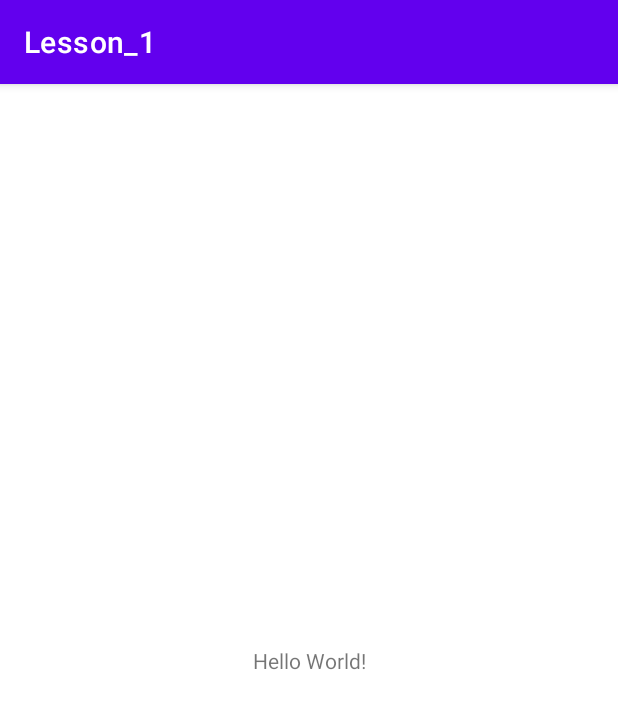
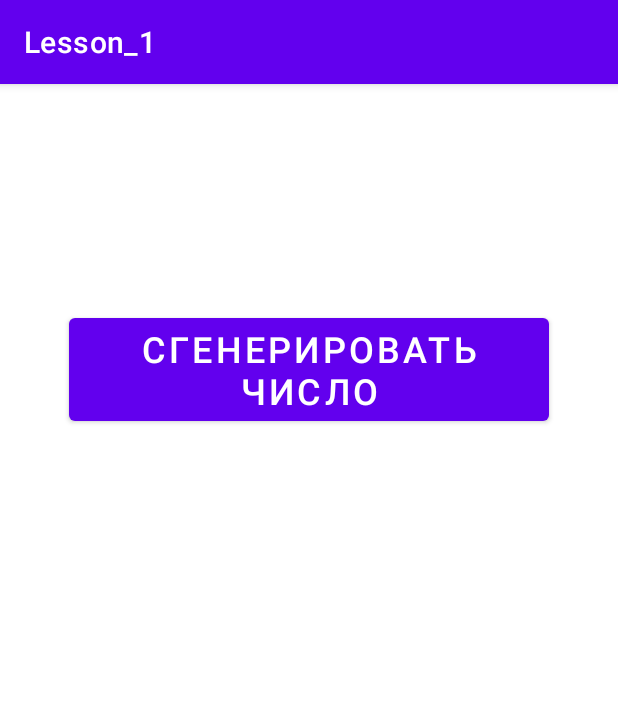
Before and after one commit to PK4US/Section_10, an Android app: the screen it shows after launch (MainActivity), on a phone screen of 412 x 824 dp. Shown: the top 709 px of the screen. Run offline under Robolectric (Android 15) with nearby library versions, the phone set to English and light mode, and no system bars.

Commit message:
Урок 1. Создание фрагмента

```diff
--- a/Lesson_1/build.gradle
+++ b/Lesson_1/build.gradle
@@ -33,6 +33,7 @@ dependencies {
     implementation 'androidx.appcompat:appcompat:1.2.0'
     implementation 'com.google.android.material:material:1.2.1'
     implementation 'androidx.constraintlayout:constraintlayout:2.0.2'
+    implementation 'androidx.legacy:legacy-support-v4:1.0.0'
     testImplementation 'junit:junit:4.+'
     androidTestImplementation 'androidx.test.ext:junit:1.1.2'
     androidTestImplementation 'androidx.test.espresso:espresso-core:3.3.0'
--- /dev/null
+++ b/Lesson_1/src/main/java/com/Lesson_1/MyFragment.java
@@ -0,0 +1,30 @@
+package com.Lesson_1;
+
+import android.os.Bundle;
+import androidx.fragment.app.Fragment;
+import android.view.LayoutInflater;
+import android.view.View;
+import android.view.ViewGroup;
+import android.widget.Button;
+import android.widget.TextView;
+
+public class MyFragment extends Fragment {
+
+    @Override
+    public View onCreateView(LayoutInflater inflater, ViewGroup container, Bundle savedInstanceState) {
+
+        View view = inflater.inflate(R.layout.fragment_my, container, false);
+
+        Button button = view.findViewById(R.id.button);
+        TextView textView = view.findViewById(R.id.tv);
+
+        button.setOnClickListener(new View.OnClickListener() {
+            @Override
+            public void onClick(View view) {
+                textView.setText("" + Math.random());
+            }
+        });
+
+        return view;
+    }
+}
--- a/Lesson_1/src/main/res/layout/activity_main.xml
+++ b/Lesson_1/src/main/res/layout/activity_main.xml
@@ -1,18 +1,14 @@
 <?xml version="1.0" encoding="utf-8"?>
-<androidx.constraintlayout.widget.ConstraintLayout xmlns:android="http://schemas.android.com/apk/res/android"
-    xmlns:app="http://schemas.android.com/apk/res-auto"
+<RelativeLayout xmlns:android="http://schemas.android.com/apk/res/android"
     xmlns:tools="http://schemas.android.com/tools"
     android:layout_width="match_parent"
     android:layout_height="match_parent"
     tools:context=".MainActivity">
 
-    <TextView
-        android:layout_width="wrap_content"
-        android:layout_height="wrap_content"
-        android:text="Hello World!"
-        app:layout_constraintBottom_toBottomOf="parent"
-        app:layout_constraintLeft_toLeftOf="parent"
-        app:layout_constraintRight_toRightOf="parent"
-        app:layout_constraintTop_toTopOf="parent" />
+    <fragment
+        android:id="@+id/fragment"
+        android:name="com.Lesson_1.MyFragment"
+        android:layout_width="match_parent"
+        android:layout_height="match_parent" />
 
-</androidx.constraintlayout.widget.ConstraintLayout>
+</RelativeLayout>
--- /dev/null
+++ b/Lesson_1/src/main/res/layout/fragment_my.xml
@@ -0,0 +1,27 @@
+<?xml version="1.0" encoding="utf-8"?>
+<RelativeLayout xmlns:android="http://schemas.android.com/apk/res/android"
+    xmlns:tools="http://schemas.android.com/tools"
+    android:layout_width="match_parent"
+    android:layout_height="match_parent"
+    tools:context=".MyFragment">
+
+
+    <Button
+        android:id="@+id/button"
+        android:layout_width="wrap_content"
+        android:layout_height="wrap_content"
+        android:layout_centerHorizontal="true"
+        android:layout_marginTop="150dp"
+        android:textSize="24sp"
+        android:text="Сгенерировать число" />
+
+    <TextView
+        android:id="@+id/tv"
+        android:layout_width="wrap_content"
+        android:layout_height="wrap_content"
+        android:layout_centerHorizontal="true"
+        android:layout_marginTop="230dp"
+        android:textSize="24sp"
+        android:text="" />
+
+</RelativeLayout>
--- a/Lesson_1/src/main/res/values/strings.xml
+++ b/Lesson_1/src/main/res/values/strings.xml
@@ -1,3 +1,4 @@
 <resources>
     <string name="app_name">Lesson_1</string>
+    <string name="hello_blank_fragment">Hello blank fragment</string>
 </resources>
```
